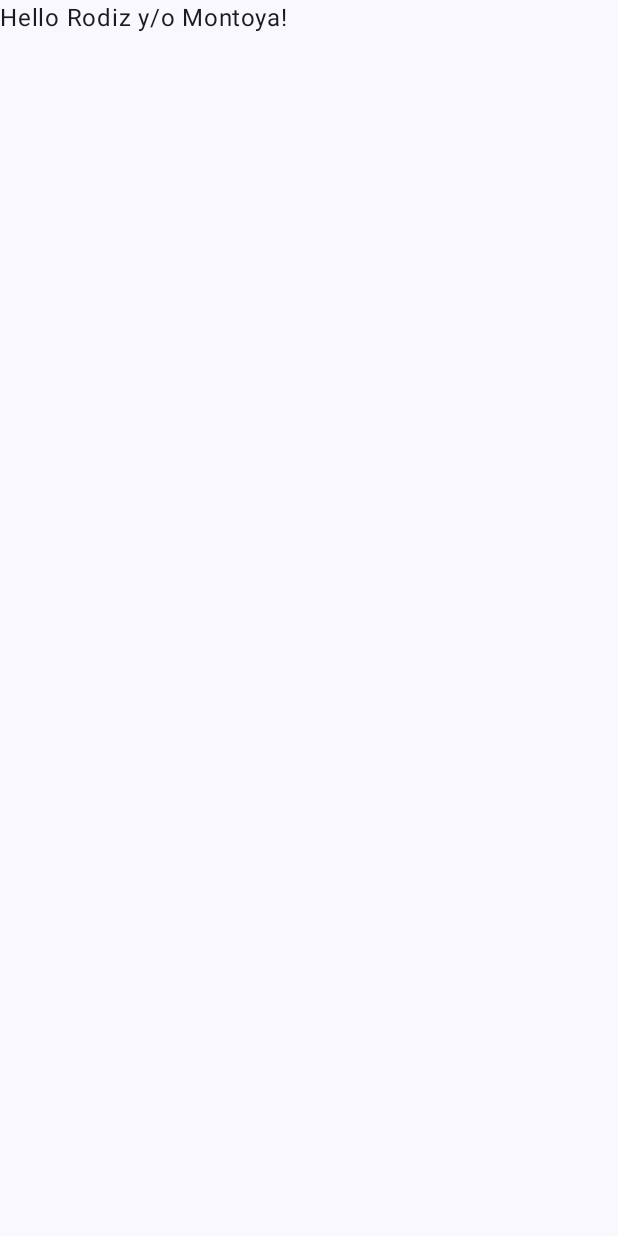
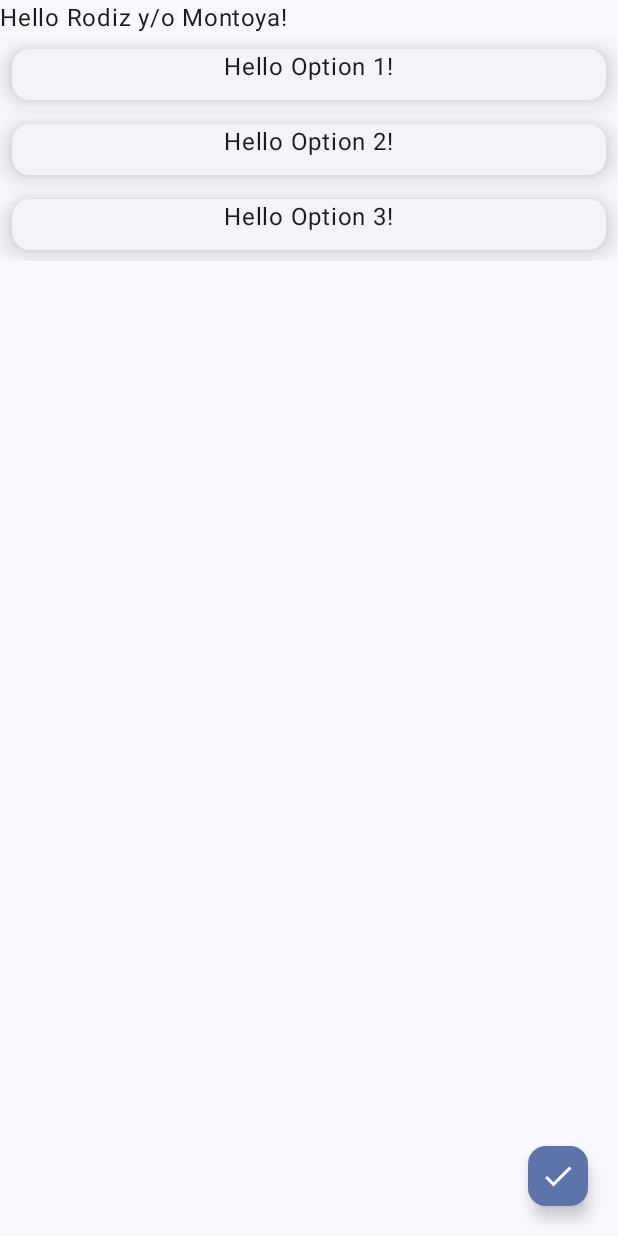
Before and after one commit to jrodiz/POS, an Android app built with Jetpack Compose: the screen it shows after launch (MainActivity), on a phone screen of 412 x 824 dp. Before the commit the screen is almost empty. Run offline under Robolectric (Android 15) with nearby library versions, the phone set to English and light mode, and no system bars.

Commit message:
Avance de lista

```diff
--- a/app/src/main/java/com/rodiz/pos/MainActivity.kt
+++ b/app/src/main/java/com/rodiz/pos/MainActivity.kt
@@ -1,28 +1,86 @@
 package com.rodiz.pos
 
 import android.os.Bundle
+import android.widget.Toast
 import androidx.activity.ComponentActivity
 import androidx.activity.compose.setContent
 import androidx.activity.enableEdgeToEdge
+import androidx.activity.viewModels
+import androidx.compose.foundation.background
+import androidx.compose.foundation.layout.Column
+import androidx.compose.foundation.layout.fillMaxHeight
 import androidx.compose.foundation.layout.fillMaxSize
+import androidx.compose.foundation.layout.height
 import androidx.compose.foundation.layout.padding
+import androidx.compose.foundation.layout.wrapContentHeight
+import androidx.compose.foundation.lazy.LazyColumn
+import androidx.compose.foundation.lazy.items
+import androidx.compose.material.icons.Icons
+import androidx.compose.material.icons.filled.Done
+import androidx.compose.material3.Card
+import androidx.compose.material3.CardDefaults
+import androidx.compose.material3.CardElevation
+import androidx.compose.material3.ElevatedCard
+import androidx.compose.material3.Icon
 import androidx.compose.material3.Scaffold
+import androidx.compose.material3.SmallFloatingActionButton
+import androidx.compose.material3.SnackbarDuration
+import androidx.compose.material3.SnackbarHost
+import androidx.compose.material3.SnackbarHostState
 import androidx.compose.material3.Text
 import androidx.compose.runtime.Composable
+import androidx.compose.runtime.remember
+import androidx.compose.runtime.rememberCoroutineScope
+import androidx.compose.ui.Alignment
 import androidx.compose.ui.Modifier
+import androidx.compose.ui.graphics.Color
+import androidx.compose.ui.text.style.TextAlign
 import androidx.compose.ui.tooling.preview.Preview
+import androidx.compose.ui.unit.dp
 import com.rodiz.pos.ui.theme.POSTheme
+import kotlinx.coroutines.launch
 
 class MainActivity : ComponentActivity() {
+
+    private val mainViewModel by viewModels<MainViewModel>()
+
     override fun onCreate(savedInstanceState: Bundle?) {
         super.onCreate(savedInstanceState)
         enableEdgeToEdge()
+
+        Toast.makeText(this, "Hola Mariela", Toast.LENGTH_SHORT).show()
+
+
         setContent {
             POSTheme {
-                Scaffold(modifier = Modifier.fillMaxSize()) { innerPadding ->
-                    Greeting(
+                val snackbarHostState = remember { SnackbarHostState() }
+                val scope = rememberCoroutineScope()
+                Scaffold(
+                    modifier = Modifier.fillMaxSize(),
+                    snackbarHost = {
+                        SnackbarHost(hostState = snackbarHostState)
+                    },
+
+                    floatingActionButton = {
+                        SmallFloatingActionButton(
+                            onClick = {
+                                scope.launch {
+                                    snackbarHostState.showSnackbar(
+                                        mainViewModel.optionList.joinToString(", "),
+                                        withDismissAction = true,
+                                        duration = SnackbarDuration.Indefinite
+                                    )
+                                }
+                            }
+                        ) {
+                            Icon(Icons.Filled.Done, contentDescription = "")
+                        }
+                    }
+                ) { innerPadding ->
+                    Container(
                         name = "Rodiz y/o Montoya",
-                        modifier = Modifier.padding(innerPadding)
+                        modifier = Modifier.padding(innerPadding),
+                        optionList = mainViewModel.optionList
                     )
                 }
             }
@@ -31,17 +89,28 @@ class MainActivity : ComponentActivity() {
 }
 
 @Composable
-fun Greeting(name: String, modifier: Modifier = Modifier) {
-    Text(
-        text = "Hello $name!",
-        modifier = modifier
-    )
-}
+fun Container(name: String, modifier: Modifier = Modifier, optionList: List<String>, onClick: () -> Unit = {}) {
+    Column {
+        Text(
+            text = "Hello $name!",
+            modifier = modifier
+        )
 
-@Preview(showBackground = true)
-@Composable
-fun GreetingPreview() {
-    POSTheme {
-        Greeting("Android")
+        LazyColumn {
+            items(optionList) { option ->
+                ElevatedCard(
+                    modifier = Modifier.fillMaxSize().height(50.dp).padding(8.dp),
+                    elevation = CardDefaults.cardElevation(defaultElevation = 10.dp),
+                    onClick = {
+
+                    }
+                ) {
+                    Text(
+                        modifier = Modifier.wrapContentHeight().align(Alignment.CenterHorizontally),
+                        text = "Hello $option!"
+                    )
+                }
+            }
+        }
     }
 }
--- /dev/null
+++ b/app/src/main/java/com/rodiz/pos/MainViewModel.kt
@@ -0,0 +1,9 @@
+package com.rodiz.pos
+
+import androidx.lifecycle.ViewModel
+
+class MainViewModel : ViewModel() {
+
+     val optionList = listOf("Option 1", "Option 2", "Option 3")
+
+}
```
